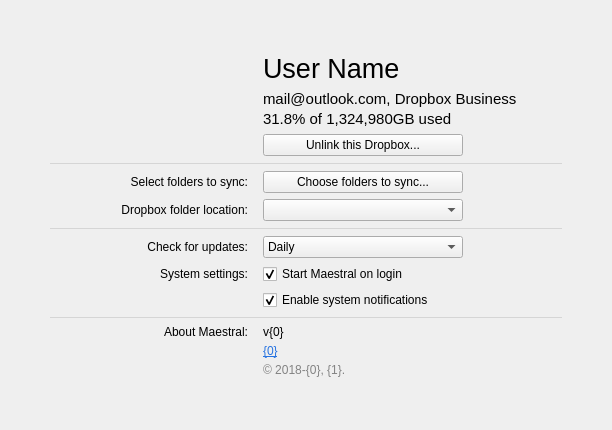
This is maestral/gui/resources/settings_window.ui in samschott/maestral as Qt 5 draws it before an edit. The edited form follows.
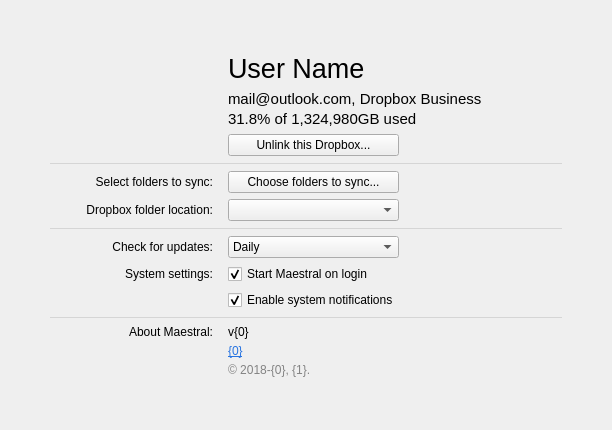
This is the edited form.

Commit message: simplified grid layout

Diff of the .ui file:
```diff
--- a/maestral/gui/resources/settings_window.ui
+++ b/maestral/gui/resources/settings_window.ui
@@ -52,93 +52,95 @@
     </spacer>
    </item>
    <item>
-    <layout class="QGridLayout" name="gridLayoutMain" columnstretch="2,2,0,0,2,2,2">
+    <layout class="QGridLayout" name="gridLayoutMain" columnstretch="1,0,0,1,1">
      <property name="horizontalSpacing">
       <number>0</number>
      </property>
-     <item row="2" column="4" colspan="2" alignment="Qt::AlignLeft">
+     <item row="11" column="0">
+      <widget class="QLabel" name="labelAboutTitle">
+       <property name="text">
+        <string>About Maestral:</string>
+       </property>
+       <property name="alignment">
+        <set>Qt::AlignRight|Qt::AlignTop|Qt::AlignTrailing</set>
+       </property>
+      </widget>
+     </item>
+     <item row="7" column="0">
+      <widget class="QLabel" name="labelUpdateInterval">
+       <property name="text">
+        <string>Check for updates:</string>
+       </property>
+       <property name="alignment">
+        <set>Qt::AlignRight|Qt::AlignTrailing|Qt::AlignVCenter</set>
+       </property>
+      </widget>
+     </item>
+     <item row="6" column="0" colspan="5">
+      <widget class="Line" name="line2">
+       <property name="styleSheet">
+        <string notr="true">color: rgb(213, 213, 213)</string>
+       </property>
+       <property name="frameShadow">
+        <enum>QFrame::Plain</enum>
+       </property>
+       <property name="orientation">
+        <enum>Qt::Horizontal</enum>
+       </property>
+      </widget>
+     </item>
+     <item row="4" column="0">
+      <widget class="QLabel" name="labelExcludedFoldersTitle">
+       <property name="text">
+        <string>Select folders to sync:</string>
+       </property>
+       <property name="alignment">
+        <set>Qt::AlignRight|Qt::AlignTrailing|Qt::AlignVCenter</set>
+       </property>
+      </widget>
+     </item>
+     <item row="0" column="0" rowspan="3" alignment="Qt::AlignRight">
+      <widget class="QLabel" name="labelUserProfilePic">
+       <property name="text">
+        <string/>
+       </property>
+       <property name="alignment">
+        <set>Qt::AlignRight|Qt::AlignTop|Qt::AlignTrailing</set>
+       </property>
+      </widget>
+     </item>
+     <item row="2" column="3">
       <widget class="QPushButton" name="pushButtonUnlink">
-       <property name="minimumSize">
-        <size>
-         <width>200</width>
-         <height>0</height>
-        </size>
-       </property>
-       <property name="maximumSize">
-        <size>
-         <width>200</width>
-         <height>16777215</height>
-        </size>
-       </property>
        <property name="text">
         <string>Unlink this Dropbox...</string>
        </property>
       </widget>
      </item>
-     <item row="4" column="4" colspan="2" alignment="Qt::AlignLeft">
-      <widget class="QPushButton" name="pushButtonExcludedFolders">
-       <property name="minimumSize">
-        <size>
-         <width>200</width>
-         <height>0</height>
-        </size>
-       </property>
-       <property name="maximumSize">
-        <size>
-         <width>200</width>
-         <height>16777215</height>
-        </size>
-       </property>
-       <property name="text">
-        <string>Choose folders to sync...</string>
-       </property>
-      </widget>
-     </item>
-     <item row="1" column="4" colspan="3">
-      <layout class="QVBoxLayout" name="verticalLayoutAccountInfo">
-       <property name="spacing">
-        <number>2</number>
-       </property>
+     <item row="7" column="2" colspan="2">
+      <widget class="QComboBox" name="comboBoxUpdateInterval">
        <item>
-        <widget class="QLabel" name="labelAccountInfo">
-         <property name="font">
-          <font>
-           <pointsize>11</pointsize>
-          </font>
-         </property>
-         <property name="text">
-          <string>mail@outlook.com, Dropbox Business</string>
-         </property>
-        </widget>
+        <property name="text">
+         <string>Daily</string>
+        </property>
        </item>
        <item>
-        <widget class="QLabel" name="labelSpaceUsage">
-         <property name="font">
-          <font>
-           <pointsize>11</pointsize>
-          </font>
-         </property>
-         <property name="text">
-          <string>31.8% of 1,324,980GB used</string>
-         </property>
-        </widget>
+        <property name="text">
+         <string>Weekly</string>
+        </property>
        </item>
-      </layout>
-     </item>
-     <item row="6" column="0" colspan="7">
-      <widget class="Line" name="line2">
-       <property name="styleSheet">
-        <string notr="true">color: rgb(213, 213, 213)</string>
-       </property>
-       <property name="frameShadow">
-        <enum>QFrame::Plain</enum>
-       </property>
-       <property name="orientation">
-        <enum>Qt::Horizontal</enum>
-       </property>
+       <item>
+        <property name="text">
+         <string>Monthly</string>
+        </property>
+       </item>
+       <item>
+        <property name="text">
+         <string>Never</string>
+        </property>
+       </item>
       </widget>
      </item>
-     <item row="5" column="0" colspan="2">
+     <item row="5" column="0">
       <widget class="QLabel" name="labelDropboxPathTitle">
        <property name="text">
         <string>Dropbox folder location:</string>
@@ -148,36 +150,7 @@
        </property>
       </widget>
      </item>
-     <item row="0" column="0" rowspan="3" colspan="2" alignment="Qt::AlignRight">
-      <widget class="QLabel" name="labelUserProfilePic">
-       <property name="text">
-        <string/>
-       </property>
-       <property name="alignment">
-        <set>Qt::AlignRight|Qt::AlignTop|Qt::AlignTrailing</set>
-       </property>
-      </widget>
-     </item>
-     <item row="3" column="0" colspan="7">
-      <widget class="Line" name="line1">
-       <property name="minimumSize">
-        <size>
-         <width>200</width>
-         <height>0</height>
-        </size>
-       </property>
-       <property name="styleSheet">
-        <string notr="true">color: rgb(213, 213, 213)</string>
-       </property>
-       <property name="frameShadow">
-        <enum>QFrame::Plain</enum>
-       </property>
-       <property name="orientation">
-        <enum>Qt::Horizontal</enum>
-       </property>
-      </widget>
-     </item>
-     <item row="0" column="4" colspan="3">
+     <item row="0" column="3" colspan="2">
       <widget class="QLabel" name="labelAccountName">
        <property name="font">
         <font>
@@ -189,17 +162,38 @@
        </property>
       </widget>
      </item>
-     <item row="4" column="0" colspan="2">
-      <widget class="QLabel" name="labelExcludedFoldersTitle">
-       <property name="text">
-        <string>Select folders to sync:</string>
+     <item row="1" column="3" colspan="2">
+      <layout class="QVBoxLayout" name="verticalLayoutAccountInfo">
+       <property name="spacing">
+        <number>2</number>
        </property>
-       <property name="alignment">
-        <set>Qt::AlignRight|Qt::AlignTrailing|Qt::AlignVCenter</set>
-       </property>
-      </widget>
+       <item>
+        <widget class="QLabel" name="labelAccountInfo">
+         <property name="font">
+          <font>
+           <pointsize>11</pointsize>
+          </font>
+         </property>
+         <property name="text">
+          <string>mail@outlook.com, Dropbox Business</string>
+         </property>
+        </widget>
+       </item>
+       <item>
+        <widget class="QLabel" name="labelSpaceUsage">
+         <property name="font">
+          <font>
+           <pointsize>11</pointsize>
+          </font>
+         </property>
+         <property name="text">
+          <string>31.8% of 1,324,980GB used</string>
+         </property>
+        </widget>
+       </item>
+      </layout>
      </item>
-     <item row="9" column="4" colspan="2">
+     <item row="9" column="3">
       <widget class="QCheckBox" name="checkBoxNotifications">
        <property name="text">
         <string>Enable system notifications</string>
@@ -209,43 +203,14 @@
        </property>
       </widget>
      </item>
-     <item row="7" column="3" colspan="3" alignment="Qt::AlignLeft">
-      <widget class="QComboBox" name="comboBoxUpdateInterval">
-       <property name="minimumSize">
-        <size>
-         <width>200</width>
-         <height>0</height>
-        </size>
+     <item row="4" column="3">
+      <widget class="QPushButton" name="pushButtonExcludedFolders">
+       <property name="text">
+        <string>Choose folders to sync...</string>
        </property>
-       <property name="maximumSize">
-        <size>
-         <width>200</width>
-         <height>16777215</height>
-        </size>
-       </property>
-       <item>
-        <property name="text">
-         <string>Daily</string>
-        </property>
-       </item>
-       <item>
-        <property name="text">
-         <string>Weekly</string>
-        </property>
-       </item>
-       <item>
-        <property name="text">
-         <string>Monthly</string>
-        </property>
-       </item>
-       <item>
-        <property name="text">
-         <string>Never</string>
-        </property>
-       </item>
       </widget>
      </item>
-     <item row="8" column="0" colspan="2">
+     <item row="8" column="0">
       <widget class="QLabel" name="labelSystemSettings">
        <property name="text">
         <string>System settings:</string>
@@ -255,7 +220,26 @@
        </property>
       </widget>
      </item>
-     <item row="10" column="0" colspan="7">
+     <item row="3" column="0" colspan="5">
+      <widget class="Line" name="line1">
+       <property name="minimumSize">
+        <size>
+         <width>200</width>
+         <height>0</height>
+        </size>
+       </property>
+       <property name="styleSheet">
+        <string notr="true">color: rgb(213, 213, 213)</string>
+       </property>
+       <property name="frameShadow">
+        <enum>QFrame::Plain</enum>
+       </property>
+       <property name="orientation">
+        <enum>Qt::Horizontal</enum>
+       </property>
+      </widget>
+     </item>
+     <item row="10" column="0" colspan="5">
       <widget class="Line" name="line0">
        <property name="styleSheet">
         <string notr="true">color: rgb(213, 213, 213)</string>
@@ -268,26 +252,10 @@
        </property>
       </widget>
      </item>
-     <item row="5" column="3" colspan="3" alignment="Qt::AlignLeft">
-      <widget class="QComboBox" name="comboBoxDropboxPath">
-       <property name="minimumSize">
-        <size>
-         <width>200</width>
-         <height>0</height>
-        </size>
-       </property>
-       <property name="maximumSize">
-        <size>
-         <width>200</width>
-         <height>16777215</height>
-        </size>
-       </property>
-      </widget>
-     </item>
-     <item row="1" column="3">
-      <widget class="QWidget" name="spacerMacOS" native="true"/>
-     </item>
      <item row="1" column="2">
+      <widget class="QWidget" name="spacerMacOS" native="true"/>
+     </item>
+     <item row="1" column="1">
       <widget class="QWidget" name="spacerV" native="true">
        <property name="minimumSize">
         <size>
@@ -297,17 +265,7 @@
        </property>
       </widget>
      </item>
-     <item row="7" column="0" colspan="2">
-      <widget class="QLabel" name="labelUpdateInterval">
-       <property name="text">
-        <string>Check for updates:</string>
-       </property>
-       <property name="alignment">
-        <set>Qt::AlignRight|Qt::AlignTrailing|Qt::AlignVCenter</set>
-       </property>
-      </widget>
-     </item>
-     <item row="8" column="4" colspan="2">
+     <item row="8" column="3">
       <widget class="QCheckBox" name="checkBoxStartup">
        <property name="text">
         <string>Start Maestral on login</string>
@@ -317,17 +275,10 @@
        </property>
       </widget>
      </item>
-     <item row="11" column="0" colspan="2">
-      <widget class="QLabel" name="labelAboutTitle">
-       <property name="text">
-        <string>About Maestral:</string>
-       </property>
-       <property name="alignment">
-        <set>Qt::AlignRight|Qt::AlignTop|Qt::AlignTrailing</set>
-       </property>
-      </widget>
+     <item row="5" column="2" colspan="2">
+      <widget class="QComboBox" name="comboBoxDropboxPath"/>
      </item>
-     <item row="11" column="3" colspan="3">
+     <item row="11" column="2" colspan="3">
       <layout class="QGridLayout" name="gridLayout">
        <property name="horizontalSpacing">
         <number>0</number>
```
